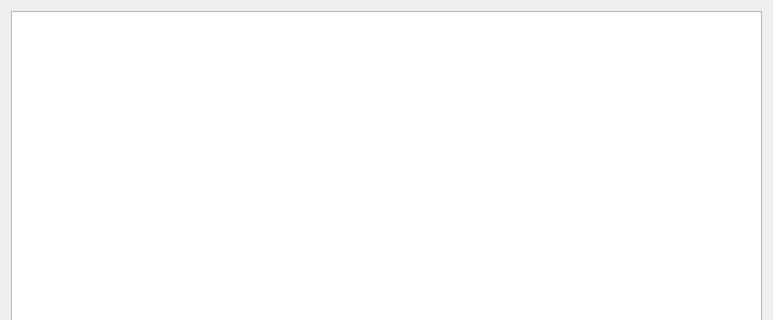
Qt form ui/3_Progress/ProgressScreen.ui (F1l14/Software-Engineering-2025) before a commit; both pictures show x 0 to 773 and y 0 to 320 of the 773 by 521 pixel window.
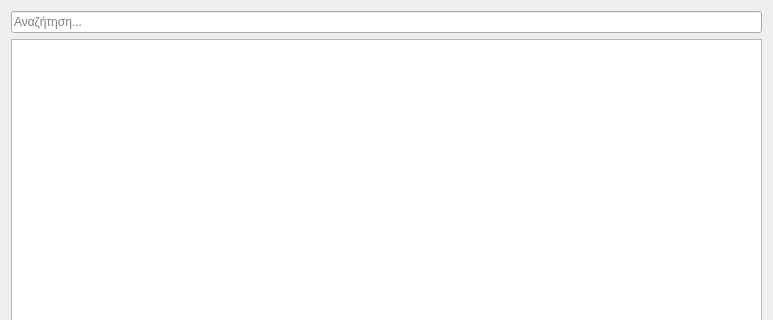
The same form after that commit.

Commit message: Display all employees

Patch:
```diff
--- a/ui/3_Progress/ProgressScreen.ui
+++ b/ui/3_Progress/ProgressScreen.ui
@@ -20,7 +20,7 @@
    <string>Dialog</string>
   </property>
   <layout class="QGridLayout" name="gridLayout_2">
-   <item row="0" column="0">
+   <item row="1" column="0">
     <layout class="QGridLayout" name="gridLayout">
      <item row="1" column="0">
       <widget class="QPushButton" name="pushButton">
@@ -30,10 +30,27 @@
       </widget>
      </item>
      <item row="0" column="0">
-      <widget class="QListView" name="listView"/>
+      <widget class="QTableWidget" name="employeeTable">
+       <property name="rowCount">
+        <number>0</number>
+       </property>
+       <attribute name="horizontalHeaderShowSortIndicator" stdset="0">
+        <bool>true</bool>
+       </attribute>
+       <attribute name="horizontalHeaderStretchLastSection">
+        <bool>true</bool>
+       </attribute>
+      </widget>
      </item>
     </layout>
    </item>
+   <item row="0" column="0">
+    <widget class="QLineEdit" name="lineEdit">
+     <property name="placeholderText">
+      <string>Αναζήτηση...</string>
+     </property>
+    </widget>
+   </item>
   </layout>
  </widget>
  <resources/>
```
The commit also changes 3 other files.
